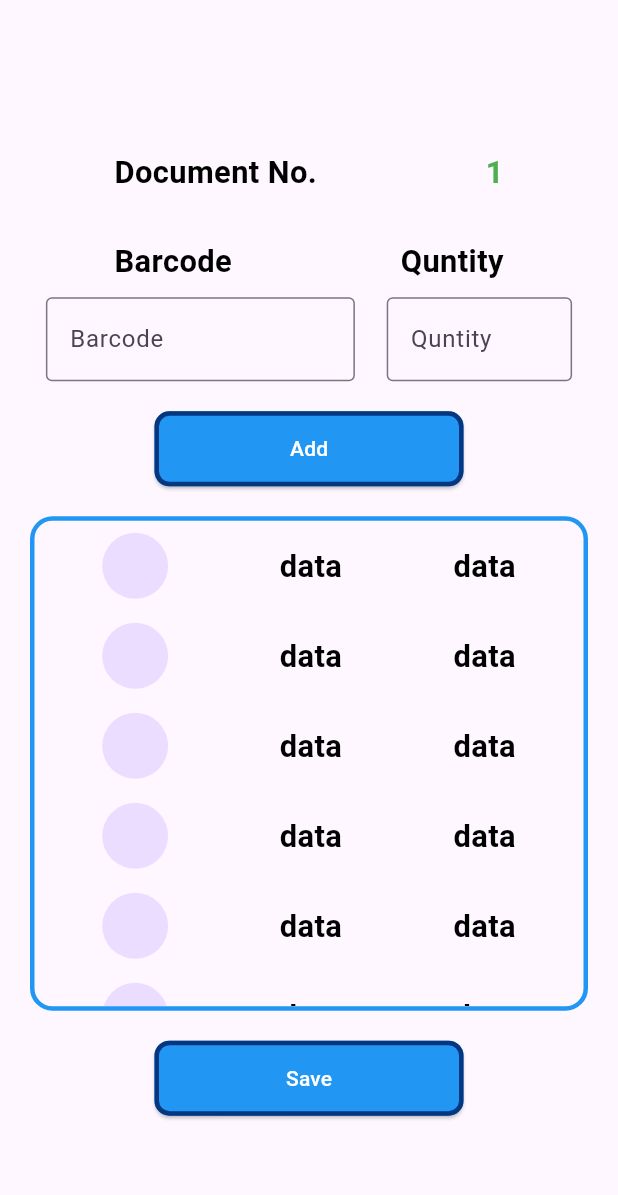
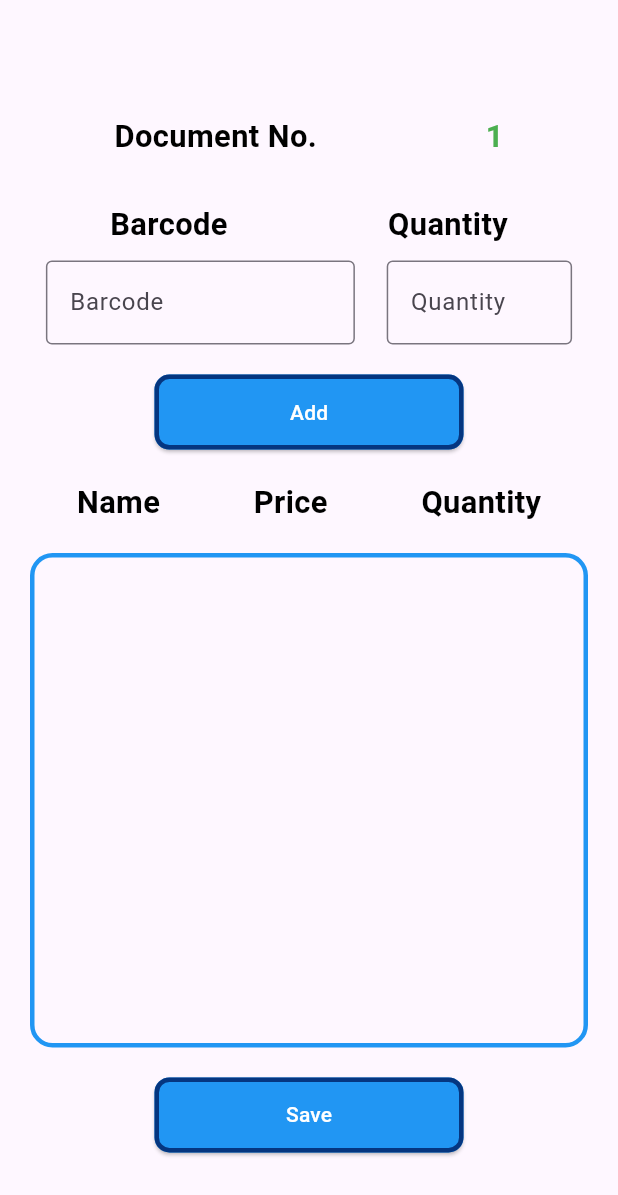
Before and after one commit to Ahmed-Hemdan/flutter_assignement, a Flutter app: the NewDocument screen opened directly, on a phone screen of 412 x 824 dp. Shown: the top 1195 px of the screen. Run offline on Flutter 3.47's test engine with Material 2 defaults, Android fonts, the phone set to English and light mode, and no system bars; our stand-ins replace flutter_bloc, flutter_screenutil, sqflite; accounts and stored records are empty.

Commit message:
make it clean and fix some db problems

```diff
--- a/lib/CheckInventory/CheckInventory.dart
+++ b/lib/CheckInventory/View/Screen/CheckInventory.dart
@@ -1,4 +1,5 @@
 import 'package:flutter/material.dart';
+import 'package:flutter_assignement/CheckInventory/View/Components/components.dart';
 import 'package:flutter_assignement/Components/Components.dart';
 
 class CheckInventory extends StatelessWidget {
--- a/lib/Components/Components.dart
+++ b/lib/Components/Components.dart
@@ -1,41 +1,7 @@
 import 'package:flutter/material.dart';
 import 'package:flutter_screenutil/flutter_screenutil.dart';
 
-Widget mainMenueWidget(context, String text, Color color, Color border) =>
-    Padding(
-      padding: const EdgeInsets.only(top: 40),
-      child: Row(
-        mainAxisAlignment: MainAxisAlignment.spaceAround,
-        children: [
-          Container(
-            width: MediaQuery.sizeOf(context).width * 0.4,
-            height: MediaQuery.sizeOf(context).width * 0.4,
-            decoration: BoxDecoration(
-              borderRadius: BorderRadius.circular(5),
-              color: color,
-              border: Border.all(
-                color: border,
-                width: 5,
-              ),
-            ),
-          ),
-          Container(
-            constraints: BoxConstraints(
-              maxWidth: MediaQuery.sizeOf(context).width * 0.3,
-              minWidth: 50,
-            ),
-            child: Text(
-              text,
-              style: const TextStyle(
-                fontSize: 20,
-                fontWeight: FontWeight.bold,
-                color: Colors.black,
-              ),
-            ),
-          ),
-        ],
-      ),
-    );
+
 
 TextStyle mainTextStyle({Color? color}) => TextStyle(
       fontSize: 18.sp,
@@ -54,37 +20,3 @@ ButtonStyle mainButton(context) => ElevatedButton.styleFrom(
       ),
       minimumSize: Size(MediaQuery.sizeOf(context).width * 0.5, 50),
     );
-
-Widget litsItem() => Row(
-      mainAxisAlignment: MainAxisAlignment.spaceAround,
-      children: [
-        const CircleAvatar(
-          radius: 22,
-        ),
-        Text(
-          "data",
-          style: mainTextStyle(),
-        ),
-        Text(
-          "data",
-          style: mainTextStyle(),
-        ),
-      ],
-    );
-
-Widget checkInventoryWidget(String text) => Padding(
-      padding: const EdgeInsets.all(15.0),
-      child: Row(
-        mainAxisAlignment: MainAxisAlignment.spaceAround,
-        children: [
-          Text(
-            text,
-            style: mainTextStyle(),
-          ),
-          Text(
-            "chicken",
-            style: mainTextStyle(color: Colors.green),
-          ),
-        ],
-      ),
-    );
--- a/lib/NewDocument/NewDocument.dart
+++ /dev/null
@@ -1,145 +0,0 @@
-import 'dart:math';
-
-import 'package:flutter/material.dart';
-import 'package:flutter_assignement/Components/Components.dart';
-import 'package:flutter_assignement/NewDocument/cubit/cubit.dart';
-import 'package:flutter_bloc/flutter_bloc.dart';
-import 'package:flutter_screenutil/flutter_screenutil.dart';
-
-class NewDocument extends StatelessWidget {
-  const NewDocument({super.key});
-
-  @override
-  Widget build(BuildContext context) {
-    return BlocProvider(
-      create: (context) => NewDocCubit(),
-      child: Scaffold(
-        body: Center(
-          child: Padding(
-            padding: const EdgeInsets.only(left: 20, right: 20, top: 20),
-            child: Column(
-              mainAxisAlignment: MainAxisAlignment.center,
-              crossAxisAlignment: CrossAxisAlignment.center,
-              children: [
-                Row(
-                  mainAxisAlignment: MainAxisAlignment.spaceAround,
-                  children: [
-                    Text(
-                      "Document No.",
-                      style: mainTextStyle(),
-                    ),
-                    Text(
-                      "1",
-                      style: TextStyle(
-                          fontSize: 18.sp,
-                          color: Colors.green,
-                          fontWeight: FontWeight.bold),
-                    ),
-                  ],
-                ),
-                const SizedBox(
-                  height: 30,
-                ),
-                Row(
-                  mainAxisAlignment: MainAxisAlignment.spaceAround,
-                  children: [
-                    Text(
-                      "Barcode",
-                      style: mainTextStyle(),
-                    ),
-                    Text(
-                      "Quntity",
-                      style: mainTextStyle(),
-                    ),
-                  ],
-                ),
-                const SizedBox(
-                  height: 10,
-                ),
-                Row(
-                  mainAxisAlignment: MainAxisAlignment.spaceAround,
-                  children: [
-                    SizedBox(
-                      width: MediaQuery.sizeOf(context).width * 0.5,
-                      child: TextFormField(
-                        controller: NewDocCubit.get(context).barcodeController,
-                        decoration: const InputDecoration(
-                          border: OutlineInputBorder(),
-                          hintText: "Barcode",
-                        ),
-                      ),
-                    ),
-                    SizedBox(
-                      width: MediaQuery.sizeOf(context).width * 0.3,
-                      child: TextFormField(
-                        keyboardType: TextInputType.number,
-                        controller: NewDocCubit.get(context).quantityController,
-                        decoration: const InputDecoration(
-                          border: OutlineInputBorder(),
-                          hintText: "Quntity",
-                        ),
-                      ),
-                    ),
-                  ],
-                ),
-                const SizedBox(
-                  height: 20,
-                ),
-                ElevatedButton(
-                  style: mainButton(context),
-                  onPressed: () {
-                    NewDocCubit.get(context).insertItemData(
-                      Random().toString(),
-                      NewDocCubit.get(context).barcodeController.text,
-                      Random().nextDouble(),
-                      int.parse(
-                        NewDocCubit.get(context).quantityController.text,
-                      ),
-                    );
-                  },
-                  child: const Text(
-                    "Add",
-                    style: TextStyle(color: Colors.white),
-                  ),
-                ),
-                const SizedBox(
-                  height: 20,
-                ),
-                Container(
-                  height: MediaQuery.sizeOf(context).height * 0.4,
-                  width: MediaQuery.sizeOf(context).width,
-                  decoration: BoxDecoration(
-                    borderRadius: BorderRadius.circular(15),
-                    border: Border.all(
-                      color: Colors.blue,
-                      width: 3,
-                    ),
-                  ),
-                  child: ListView.builder(
-                    physics: const BouncingScrollPhysics(),
-                    itemBuilder: (context, index) => Padding(
-                      padding: const EdgeInsets.all(8.0),
-                      child: litsItem(),
-                    ),
-                    itemCount: 10,
-                  ),
-                ),
-                const SizedBox(
-                  height: 20,
-                ),
-                ElevatedButton(
-                  style: mainButton(context),
-                  onPressed: () {},
-                  child: const Text(
-                    "Save",
-                    style: TextStyle(color: Colors.white),
-                  ),
-                ),
-              ],
-            ),
-          ),
-        ),
-      ),
-    );
-  }
-}
--- /dev/null
+++ b/lib/NewDocument/View/Components/components.dart
@@ -0,0 +1,19 @@
+
+
+import 'package:flutter/material.dart';
+import 'package:flutter_assignement/Components/Components.dart';
+
+Widget litsItem({required List<Map> data , required int index}) => Row(
+      mainAxisAlignment: MainAxisAlignment.spaceAround,
+      children: [
+          Text(data[index]["item_name"]),
+        Text(
+         "${data[index]["item_price"]} ",
+          style: mainTextStyle(),
+        ),
+        Text(
+          "${data[index]["item_quantity"]}",
+          style: mainTextStyle(),
+        ),
+      ],
+    );
--- /dev/null
+++ b/lib/NewDocument/View/NewDocument.dart
@@ -0,0 +1,181 @@
+
+import 'dart:math';
+import 'package:flutter/material.dart';
+import 'package:flutter_assignement/Components/Components.dart';
+import 'package:flutter_assignement/NewDocument/View/Components/components.dart';
+import 'package:flutter_assignement/NewDocument/cubit/cubit.dart';
+import 'package:flutter_assignement/NewDocument/cubit/states.dart';
+import 'package:flutter_assignement/Sqflite/SqfliteDatabase.dart';
+import 'package:flutter_bloc/flutter_bloc.dart';
+import 'package:flutter_screenutil/flutter_screenutil.dart';
+
+class NewDocument extends StatefulWidget {
+  const NewDocument({Key? key}) : super(key: key);
+
+  @override
+  State<NewDocument> createState() => _NewDocumentState();
+}
+
+class _NewDocumentState extends State<NewDocument> {
+  TextEditingController barcodeController = TextEditingController();
+  TextEditingController quantityController = TextEditingController();
+  DatabaseHelper myDatabase = DatabaseHelper();
+  List<Map> response =[];
+@override
+  dispose(){
+    super.dispose();
+    barcodeController.dispose();
+    quantityController.dispose();
+  }
+  @override
+  Widget build(BuildContext context) {
+    print("open screen");
+    return BlocProvider(
+      create: (context) => NewDocCubit(),
+      child: Scaffold(
+        body: Center(
+          child: Padding(
+            padding: const EdgeInsets.only(left: 20, right: 20, top: 20),
+            child: SingleChildScrollView(
+              child: Column(
+                mainAxisAlignment: MainAxisAlignment.center,
+                crossAxisAlignment: CrossAxisAlignment.center,
+                children: [
+                  Row(
+                    mainAxisAlignment: MainAxisAlignment.spaceAround,
+                    children: [
+                      Text(
+                        "Document No.",
+                        style: mainTextStyle(),
+                      ),
+                      Text(
+                        "1",
+                        style: TextStyle(
+                          fontSize: 18.sp,
+                          color: Colors.green,
+                          fontWeight: FontWeight.bold,
+                        ),
+                      ),
+                    ],
+                  ),
+                  const SizedBox(
+                    height: 30,
+                  ),
+                  Row(
+                    mainAxisAlignment: MainAxisAlignment.spaceAround,
+                    children: [
+                      Text("Barcode", style: mainTextStyle()),
+                      Text("Quantity", style: mainTextStyle()),
+                    ],
+                  ),
+                  const SizedBox(
+                    height: 10,
+                  ),
+                  Row(
+                    mainAxisAlignment: MainAxisAlignment.spaceAround,
+                    children: [
+                      SizedBox(
+                        width: MediaQuery.of(context).size.width * 0.5,
+                        child: TextFormField(
+                          controller: barcodeController,
+                          decoration: const InputDecoration(
+                            border: OutlineInputBorder(),
+                            hintText: "Barcode",
+                          ),
+                        ),
+                      ),
+                      SizedBox(
+                        width: MediaQuery.of(context).size.width * 0.3,
+                        child: TextFormField(
+                          keyboardType: TextInputType.number,
+                          controller: quantityController,
+                          decoration: const InputDecoration(
+                            border: OutlineInputBorder(),
+                            hintText: "Quantity",
+                          ),
+                        ),
+                      ),
+                    ],
+                  ),
+                  const SizedBox(
+                    height: 20,
+                  ),
+                  BlocConsumer<NewDocCubit, NewDocStates>(
+                    listener: (context, state) {
+                      // TODO: implement listener
+                    },
+                    builder: (context, state) {
+                      return ElevatedButton(
+                        style: mainButton(context),
+                        onPressed: ()  async {
+                          NewDocCubit.get(context).insertItemData(
+                            "فرخ",
+                            barcodeController.text,
+                            Random().nextDouble(),
+                            int.parse(quantityController.text),
+                          );
+                          print(myDatabase.itemsTable.length);
+                          response = await myDatabase.readtData("SELECT * FROM items_table");
+                        },
+                        child: const Text(
+                          "Add",
+                          style: TextStyle(color: Colors.white),
+                        ),
+                      );
+                    },
+                  ),
+                  const SizedBox(
+                    height: 20,
+                  ),
+                  Row(
+
+                    mainAxisAlignment: MainAxisAlignment.spaceAround,
+                    children: [
+                      Text("Name" , style: mainTextStyle(),),
+                      Text("Price" , style: mainTextStyle(),),
+                      Text("Quantity" , style: mainTextStyle(),),
+                    ],
+                  ),
+                 const SizedBox(
+                    height: 20,
+                  ),
+                  Container(
+                    height: MediaQuery.of(context).size.height * 0.4,
+                    width: MediaQuery.of(context).size.width,
+                    decoration: BoxDecoration(
+                      borderRadius: BorderRadius.circular(15),
+                      border: Border.all(
+                        color: Colors.blue,
+                        width: 3,
+                      ),
+                    ),
+                    child: ListView.separated(
+                      separatorBuilder: (context, index) => const Divider(thickness: 1, color: Colors.grey,),
+                      physics: const BouncingScrollPhysics(),
+                      itemBuilder: (context, index) => Padding(
+                        padding: const EdgeInsets.all(8.0),
+                        child: litsItem(data: response , index: index),
+                      ),
+                      itemCount: response.length,
+                    ),
+                  ),
+                  const SizedBox(
+                    height: 20,
+                  ),
+                  ElevatedButton(
+                    style: mainButton(context),
+                    onPressed: () {},
+                    child: const Text(
+                      "Save",
+                      style: TextStyle(color: Colors.white),
+                    ),
+                  ),
+                ],
+              ),
+            ),
+          ),
+        ),
+      ),
+    );
+  }
+}
--- a/lib/NewDocument/cubit/cubit.dart
+++ b/lib/NewDocument/cubit/cubit.dart
@@ -1,13 +1,11 @@
-import 'package:flutter/material.dart';
+
 import 'package:flutter_assignement/Sqflite/SqfliteDatabase.dart';
 import 'package:flutter_assignement/NewDocument/cubit/states.dart';
 import 'package:flutter_bloc/flutter_bloc.dart';
 
-class NewDocCubit extends Cubit<CubitStates> {
+class NewDocCubit extends Cubit<NewDocStates> {
   NewDocCubit() : super(CubitInitial());
-static NewDocCubit get(context) => BlocProvider.of(context);
-TextEditingController barcodeController = TextEditingController();
-TextEditingController quantityController = TextEditingController();
+static NewDocCubit get(context) => BlocProvider.of<NewDocCubit>(context);
 
   void insertItemData(
     String name,
@@ -25,13 +23,13 @@ TextEditingController quantityController = TextEditingController();
     ${myDatabase.columnPrice},
     ${myDatabase.columnQuantity})
   VALUES (
-    '${myDatabase.columnId}',
+    'sddsgdfssweffsfs',
     '$name',
     '$barcode',
     '$price',
     '$quantity')
-  ''').then((value) {
-    print(myDatabase.itemsTable);
+  ''').then((value) async {
+
     emit(CubitInsertItemSuccess());
   });
 
--- a/lib/NewDocument/cubit/states.dart
+++ b/lib/NewDocument/cubit/states.dart
@@ -1,6 +1,6 @@
 
-abstract class CubitStates {}
+abstract class NewDocStates {}
 
-class CubitInitial extends CubitStates {}
+class CubitInitial extends NewDocStates {}
 
-class CubitInsertItemSuccess extends CubitStates{}
+class CubitInsertItemSuccess extends NewDocStates{}
--- a/lib/main.dart
+++ b/lib/main.dart
@@ -1,8 +1,9 @@
 import 'package:flutter/material.dart';
-import 'package:flutter_assignement/MainMenue/MainMenue.dart';
+import 'package:flutter_assignement/MainMenue/View/Screen/MainMenue.dart';
 import 'package:flutter_screenutil/flutter_screenutil.dart';
 
 void main() {
+  WidgetsFlutterBinding.ensureInitialized();
   runApp(const MyApp());
 }
 
@@ -23,7 +24,7 @@ class MyApp extends StatelessWidget {
           colorScheme: ColorScheme.fromSeed(seedColor: Colors.deepPurple),
           useMaterial3: true,
         ),
-        home: const MainMenue(),
+        home:  const MainMenue(),
       ),
     );
   }
```
Also changed, not shown: lib/CheckInventory/View/Components/components.dart (added, +19 -0 lines), lib/MainMenue/View/Components/components.dart (added, +37 -0 lines), lib/MainMenue/View/Screen/MainMenue.dart (renamed from lib/MainMenue/MainMenue.dart, +4 -4 lines), lib/NewDocument/View/Screen/NewDocument.dart (added, +179 -0 lines), lib/Sqflite/SqfliteDatabase.dart (+8 -7 lines).
